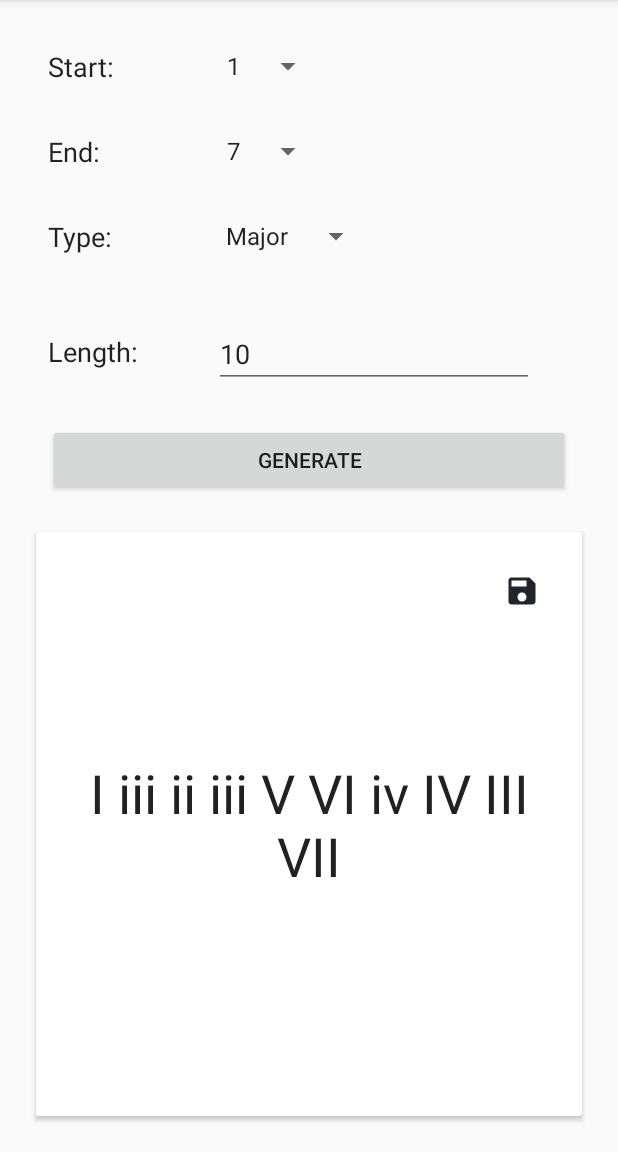
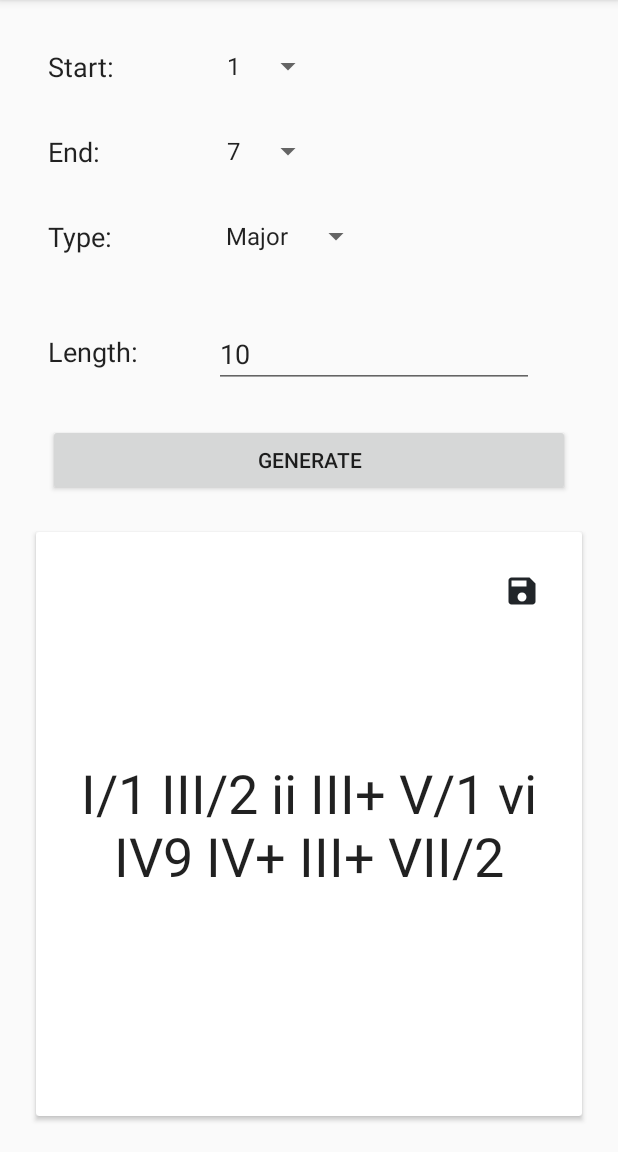
Before and after one commit to dominictwlee/chord-progression-generator, an Android app: the fragment ChordGenFragment placed in its activity, after a tap on "GENERATE", on a phone screen of 412 x 824 dp, the part 84-1236 px from its top. Run offline under Robolectric (Android 15) with nearby library versions, the phone set to English and light mode, and no system bars; our stand-ins replace Room's generated code.

Commit message:
feat: gen chord modifiers

```diff
--- a/app/src/main/java/com/domtwlee/chordprogressiongenerator/MainActivity.kt
+++ b/app/src/main/java/com/domtwlee/chordprogressiongenerator/MainActivity.kt
@@ -45,7 +45,6 @@ class MainActivity : AppCompatActivity(), ChordProgListFragment.Callbacks, Confi
         invalidateOptionsMenu()
         val fragment =
             ChordProgListFragment()
-        Log.d(TAG, "ON BUTTON PRESS")
         supportFragmentManager
             .beginTransaction()
             .replace(R.id.fragment_container, fragment)
@@ -55,7 +54,6 @@ class MainActivity : AppCompatActivity(), ChordProgListFragment.Callbacks, Confi
     override fun onAddButtonPress() {
         val fragment =
             ChordGenFragment()
-        Log.d(TAG, "ON BUTTON PRESS")
         supportFragmentManager
             .beginTransaction()
             .replace(R.id.fragment_container, fragment)
--- a/app/src/main/java/com/domtwlee/chordprogressiongenerator/Note.kt
+++ b/app/src/main/java/com/domtwlee/chordprogressiongenerator/Note.kt
@@ -3,14 +3,13 @@ package com.domtwlee.chordprogressiongenerator
 class Note (val note: String) {
     private val noteRe = Regex("([A-Ga-g])([#b]?)")
     private val noteParts = parseNote()
-    val letter: String = noteParts[0]
-    var modifier: String = noteParts[1]
+    private val letter: String = noteParts[0]
+    private var modifier: String = noteParts[1]
 
     private val allNotes = listOf("A" , "Bb/A#" , "B" , "C" , "Db/C#" , "D" , "D#/Eb" , "E" , "F" , "Gb/F#", "G", "Ab/G#")
     private val majorScale = listOf("unison", "major2nd", "major3rd", "perfect4th", "perfect5th", "major6th", "major7th")
     private val minorScale = listOf("unison", "minor2nd", "minor3rd", "perfect4th", "perfect5th", "minor6th", "minor7th")
     private val intervals = mapOf(
-        "subOctave" to -12,
         "unison" to 0,
         "minor2nd" to 1,
         "major2nd" to 2,
@@ -22,8 +21,7 @@ class Note (val note: String) {
         "minor6th" to 8,
         "major6th" to 9,
         "minor7th" to 10,
-        "major7th" to 11,
-        "perfectOctave" to 12
+        "major7th" to 11
     )
 
     fun toScale(scaleType: String): List<String> {
--- a/app/src/main/java/com/domtwlee/chordprogressiongenerator/chordGen/ChordGenViewModel.kt
+++ b/app/src/main/java/com/domtwlee/chordprogressiongenerator/chordGen/ChordGenViewModel.kt
@@ -1,15 +1,18 @@
 package com.domtwlee.chordprogressiongenerator.chordGen
 
 import androidx.lifecycle.ViewModel
+import java.util.*
 import kotlin.random.Random
 
 class ChordGenViewModel : ViewModel() {
 
     private val chordProgParams =
         ChordGenParams()
+    private val romanNumerals = listOf("I", "II", "III", "IV", "V", "VI", "VII")
     private val majorDegrees = listOf("I", "ii", "iii", "IV", "V", "vi", "viio")
     private val minorDegrees = listOf("i", "iio", "III", "iv", "V", "VI", "VII")
     private val scaleTypes = mapOf("major" to majorDegrees, "minor" to minorDegrees)
+    private val modifiers = listOf("min", "aug", "dim", "inv1st", "inv2nd", "7th", "9th")
     val chordProgression = mutableListOf<String>()
 
     fun getChordProgParams() = chordProgParams
@@ -17,15 +20,28 @@ class ChordGenViewModel : ViewModel() {
     fun getChordProg(): String = chordProgression.joinToString(" ")
 
     private fun randomize(): Pair<Int, Int> {
-        val randomType = Random.nextInt(2)
+        val randomModifier = Random.nextInt(7)
         val randomDegree = Random.nextInt(0, 6)
-        return Pair(randomType, randomDegree)
+        return Pair(randomModifier, randomDegree)
     }
 
     private fun addRandomChord(degree: Int? = null) {
         val (t, d) = randomize()
-        val actualDegree = degree ?: d
-        chordProgression.add(if (t == 0) minorDegrees[actualDegree] else majorDegrees[actualDegree])
+        val numDegree = degree ?: d
+        val romanDegree = romanNumerals[numDegree]
+
+        val chord = when (modifiers[t]) {
+            "min" -> romanDegree.toLowerCase(Locale.getDefault())
+            "aug" -> "$romanDegree+"
+            "dim" -> romanDegree + "o"
+            "inv1st" -> "$romanDegree/1"
+            "inv2nd" -> "$romanDegree/2"
+            "7th" -> romanDegree + "7"
+            "9th" -> romanDegree + "9"
+            else -> romanDegree
+        }
+
+        chordProgression.add(chord)
     }
 
     fun createChordProgression() {
```
